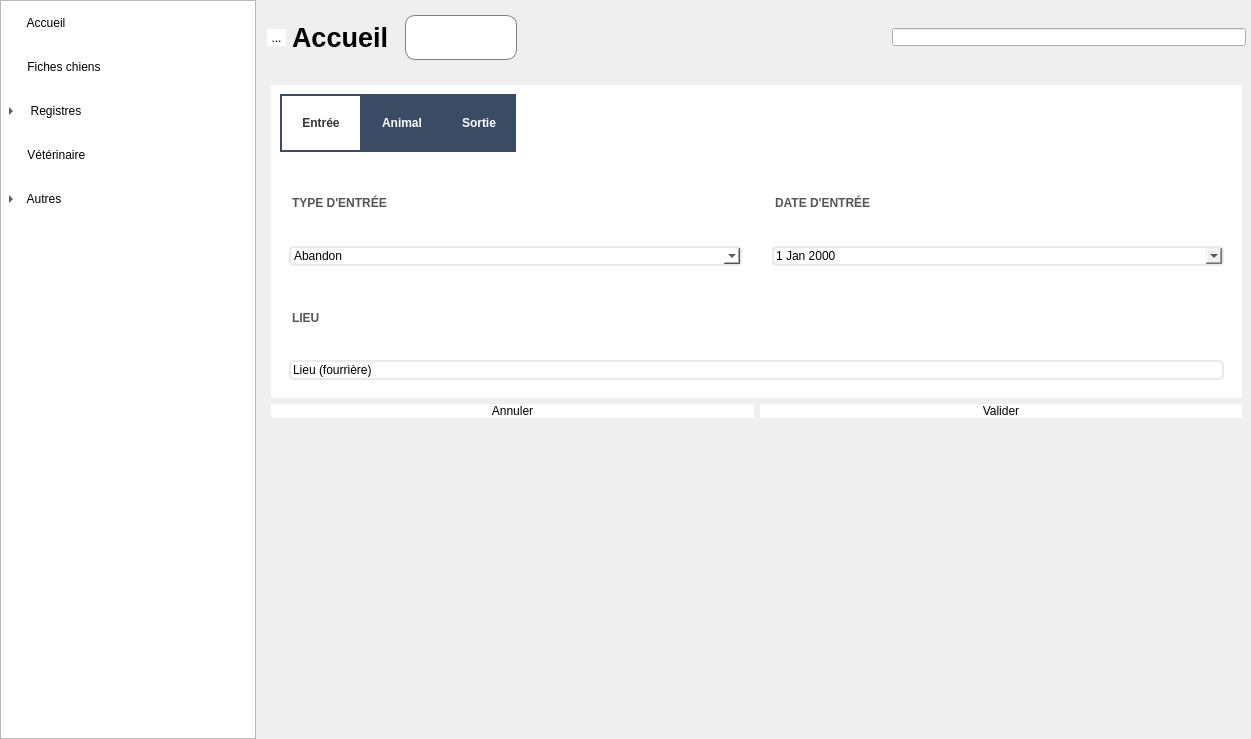
Before: the Qt Designer form mainwindow.ui in ArtAuc/mkrescue, drawn with Qt 5.
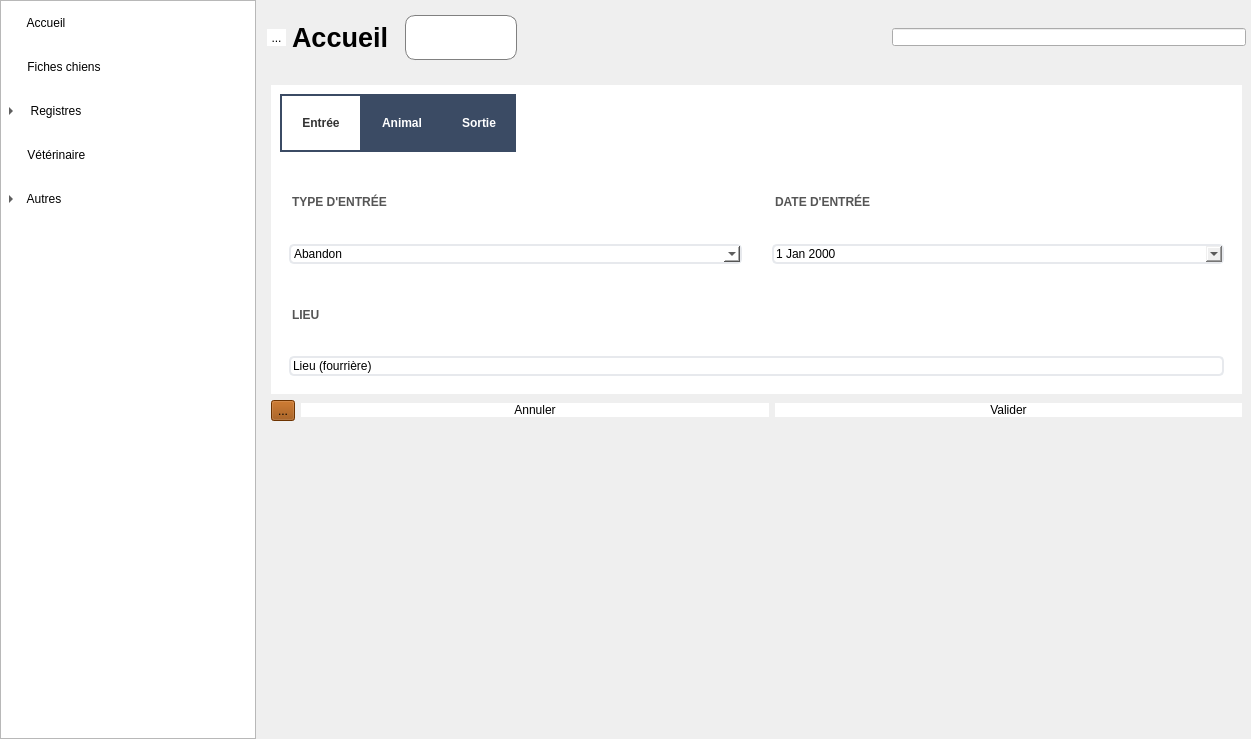
After: the same form once the commit is applied. Icons and pictures are not drawn. Custom widgets are drawn as their Qt base class.

What changed in the file:
```diff
--- a/mainwindow.ui
+++ b/mainwindow.ui
@@ -1077,6 +1077,20 @@
           </item>
           <item>
            <layout class="QHBoxLayout" name="editButtonsLayout">
+            <item>
+             <widget class="QToolButton" name="removeButton">
+              <property name="styleSheet">
+               <string notr="true">background-color:#984800;</string>
+              </property>
+              <property name="text">
+               <string>...</string>
+              </property>
+              <property name="icon">
+               <iconset>
+                <normaloff>../build-gestion-refuge-Desktop-Debug/media/trash.svg</normaloff>../build-gestion-refuge-Desktop-Debug/media/trash.svg</iconset>
+              </property>
+             </widget>
+            </item>
             <item>
              <widget class="QPushButton" name="cancelButton">
               <property name="text">
```
